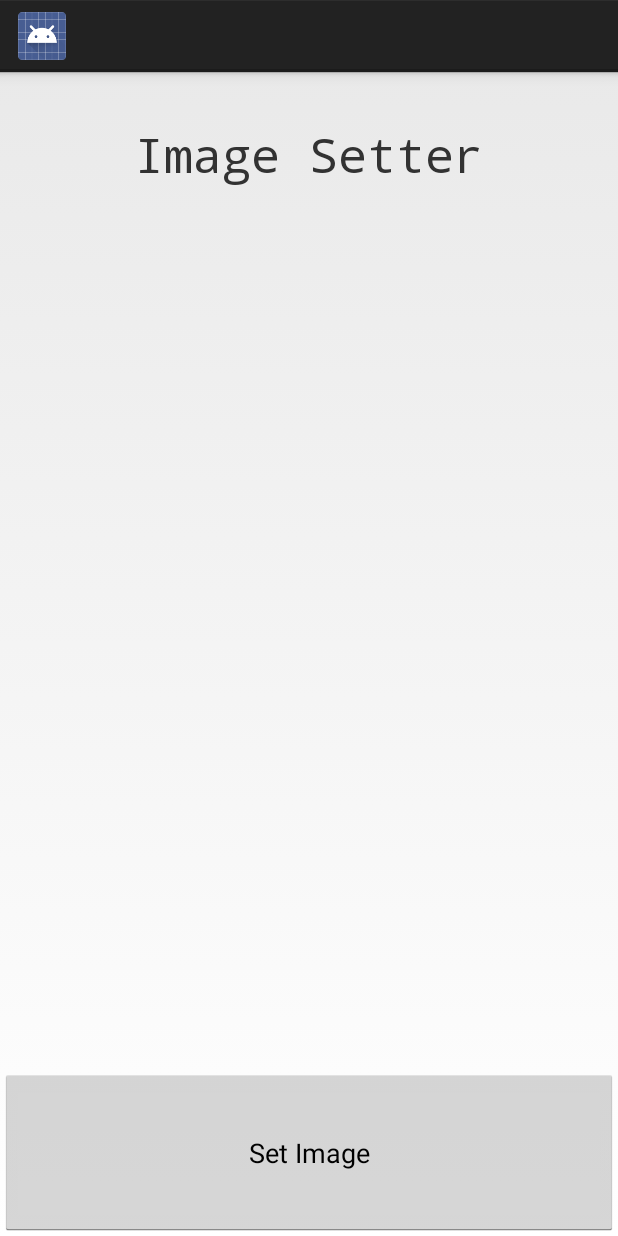
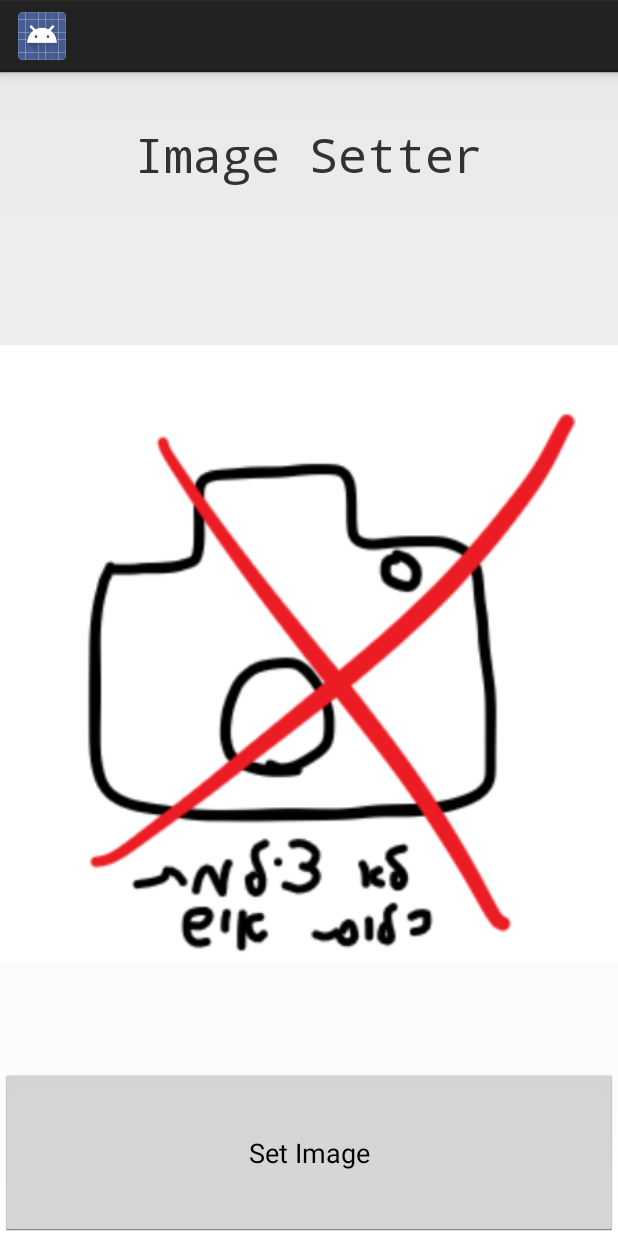
Before and after one commit to RedSponge/AndroidSchoolExercises, an Android app: the ImageSetterActivity screen opened directly, with no data from a screen before it, on a phone screen of 412 x 824 dp. Run offline under Robolectric (Android 15) with nearby library versions, the phone set to English and light mode, and no system bars.

Commit message:
Add default image

```diff
--- a/app/src/main/java/com/redsponge/coolapp/projects/ImageSetterActivity.java
+++ b/app/src/main/java/com/redsponge/coolapp/projects/ImageSetterActivity.java
@@ -10,6 +10,9 @@ import android.widget.ImageView;
 
 import com.example.coolapp.R;
 
+/**
+ *
+ */
 public class ImageSetterActivity extends Activity {
 
     private int IMAGE_TAKEN_ACTION = 1;
--- a/app/src/main/res/layout/activity_image_setter.xml
+++ b/app/src/main/res/layout/activity_image_setter.xml
@@ -11,6 +11,7 @@
 
     <ImageView
         android:id="@+id/imgDisplay"
+        android:src="@drawable/default_takepic_image"
         android:layout_width="match_parent"
         android:layout_height="0dp" android:layout_weight="5" />
 
```
Also changed, not shown: app/src/main/res/drawable/default_takepic_image.png (added).
